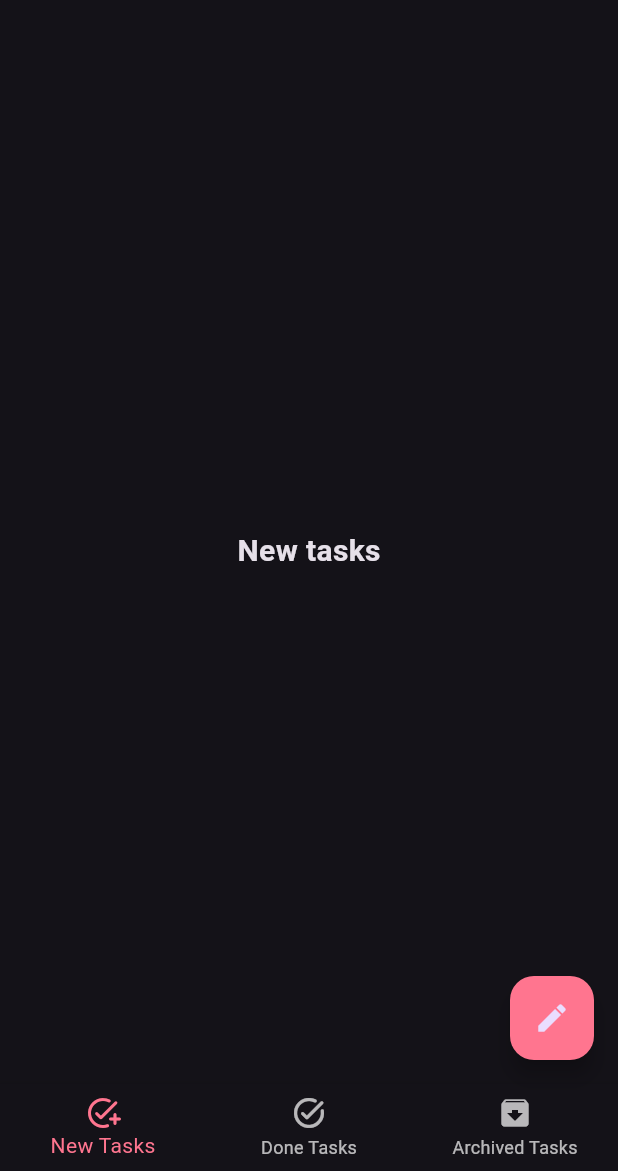
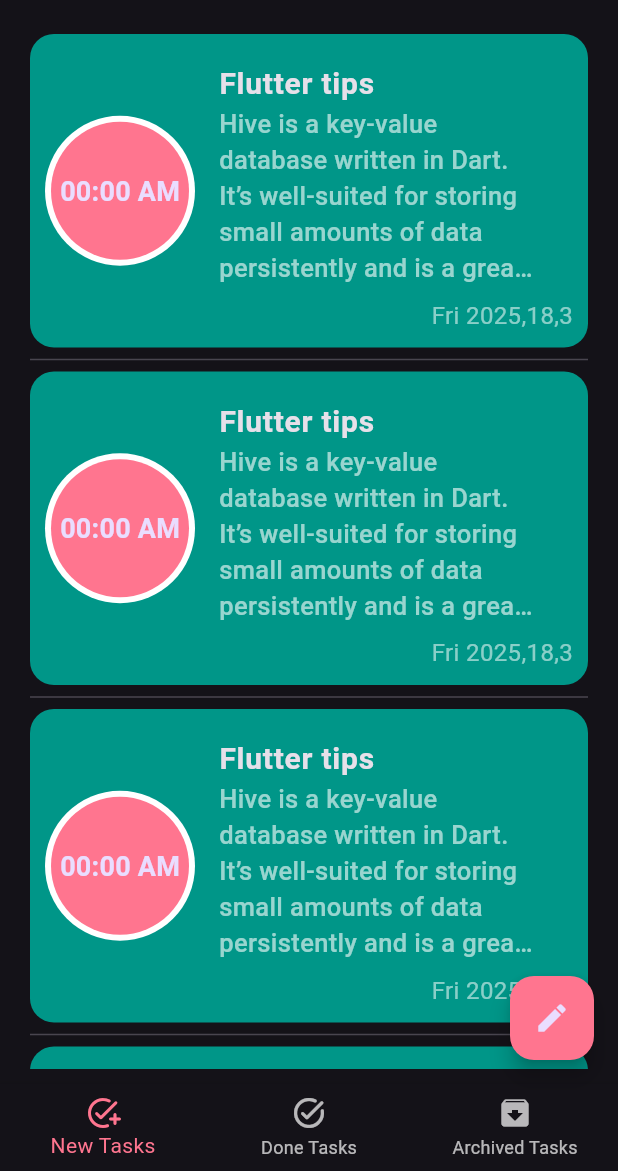
Before and after one commit to ibraheem5alifa/muhimat_app, a Flutter app: the screen it shows after launch, on a phone screen of 412 x 824 dp, the part 65-1236 px from its top. Run offline on Flutter 3.47's test engine with Material 3 defaults, Android fonts, the phone set to English and light mode, and no system bars; our stand-ins replace bloc, flutter_bloc, hive, hive_flutter; accounts and stored records are empty.

Commit message:
create task item widget create  list task item builder

```diff
--- /dev/null
+++ b/devtools_options.yaml
@@ -0,0 +1,3 @@
+description: This file stores settings for Dart & Flutter DevTools.
+documentation: https://docs.flutter.dev/tools/devtools/extensions#configure-extension-enablement-states
+extensions:
--- a/lib/widgets/custom_text.dart
+++ b/lib/widgets/custom_text.dart
@@ -7,16 +7,19 @@ class CustomText extends StatelessWidget {
     this.fontWeight = FontWeight.bold,
     this.fontsize = 20,
     this.color,
+    this.maxLines = 1,
   });
   final String txt;
   final FontWeight fontWeight;
   final double fontsize;
   final Color? color;
-
+  final int maxLines;
   @override
   Widget build(BuildContext context) {
     return Text(
       txt,
+      maxLines: maxLines,
+      overflow: TextOverflow.ellipsis,
       style: TextStyle(
         fontWeight: fontWeight,
         fontSize: fontsize,
--- /dev/null
+++ b/lib/widgets/list_tasks_item_builder.dart
@@ -0,0 +1,18 @@
+import 'package:flutter/material.dart';
+import 'package:muhimat_app/widgets/task_item.dart';
+
+class ListTasksItemBuilder extends StatelessWidget {
+  const ListTasksItemBuilder({super.key});
+
+  @override
+  Widget build(BuildContext context) {
+    return Padding(
+      padding: const EdgeInsets.symmetric(vertical: 10.0, horizontal: 20.0),
+      child: ListView.separated(
+        itemBuilder: (context, index) => TaskItem(),
+        separatorBuilder: (context, index) => Divider(),
+        itemCount: 10,
+      ),
+    );
+  }
+}
--- a/lib/widgets/new_tasks.dart
+++ b/lib/widgets/new_tasks.dart
@@ -1,11 +1,13 @@
 import 'package:flutter/material.dart';
+import 'package:muhimat_app/constants.dart';
 import 'package:muhimat_app/widgets/custom_text.dart';
+import 'package:muhimat_app/widgets/list_tasks_item_builder.dart';
 
 class NewTasks extends StatelessWidget {
   const NewTasks({super.key});
 
   @override
   Widget build(BuildContext context) {
-    return const Center(child: CustomText(txt: 'New tasks'));
+    return ListTasksItemBuilder();
   }
 }
--- /dev/null
+++ b/lib/widgets/task_item.dart
@@ -0,0 +1,59 @@
+import 'package:flutter/material.dart';
+import 'package:muhimat_app/constants.dart';
+import 'package:muhimat_app/widgets/custom_text.dart';
+
+class TaskItem extends StatelessWidget {
+  const TaskItem({super.key});
+
+  @override
+  Widget build(BuildContext context) {
+    return Container(
+      padding: EdgeInsets.all(10),
+      decoration: BoxDecoration(
+        color: Colors.teal,
+        borderRadius: BorderRadius.circular(16),
+      ),
+      child: Row(
+        children: [
+          CircleAvatar(
+            radius: 50,
+            backgroundColor: kPrimaryColor,
+            child: CircleAvatar(
+              radius: 46,
+              backgroundColor: kSecondryColor,
+              child: CustomText(txt: '00:00 AM', fontsize: 18),
+            ),
+          ),
+          Expanded(
+            child: Column(
+              mainAxisSize: MainAxisSize.min,
+              children: [
+                ListTile(
+                  title: CustomText(maxLines: 2, txt: 'Flutter tips'),
+
+                  subtitle: CustomText(
+                    fontsize: 17,
+                    fontWeight: FontWeight.w500,
+                    color: Colors.white60,
+                    txt:
+                        'Hive is a key-value database written in Dart. It’s well-suited for storing small amounts of data persistently and is a great alternative to SQLite and SharedPrefrences. Here’s why you might love it',
+                    maxLines: 5,
+                  ),
+                ),
+                Align(
+                  alignment: Alignment.bottomRight,
+                  child: CustomText(
+                    fontsize: 16,
+                    txt: 'Fri 2025,18,3',
+                    fontWeight: FontWeight.w400,
+                    color: Colors.white54,
+                  ),
+                ),
+              ],
+            ),
+          ),
+        ],
+      ),
+    );
+  }
+}
```
Also changed, not shown: 1 other file.
